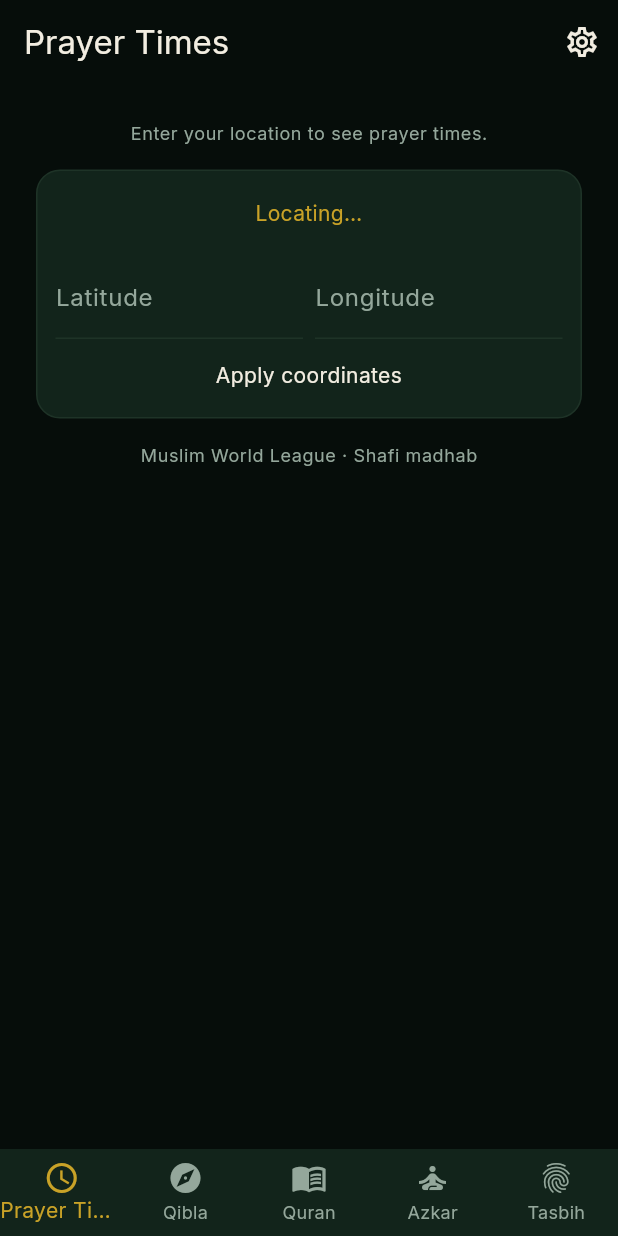
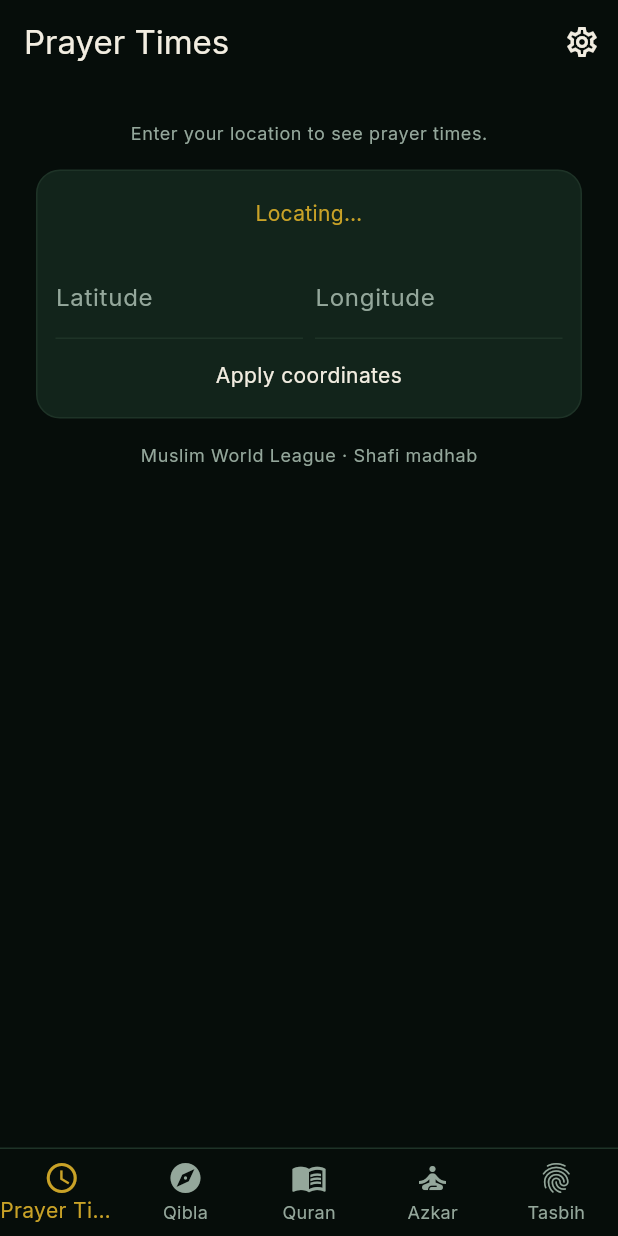
Before and after one commit to ajmalkhan6233-eng/noor_app, a Flutter app: the screen it shows after launch, after a tap on "Use my location", on a phone screen of 412 x 824 dp. Run offline on Flutter 3.47's test engine with Material 3 defaults, Android fonts, the phone set to English and light mode, and no system bars; our stand-ins replace adhan, equatable, flutter_bloc, flutter_compass, flutter_secure_storage, geolocator and 1 more; accounts and stored records are empty.

Commit message:
Extend redesign polish: nav, qibla, settings, azkar, quran, about
Apply the ink/card/hairline/gold palette to remaining screens: bottom
nav border and tint, qibla screen card wrap, settings screen restructured
into cards with the shared sage SectionHeader, azkar and quran screens
carded with Amiri Arabic text and directive empty/error copy, and the
About screen now credits the three bundled SIL OFL typefaces alongside
the licence page entry.

```diff
--- a/lib/features/azkar/presentation/azkar_screen.dart
+++ b/lib/features/azkar/presentation/azkar_screen.dart
@@ -31,9 +31,9 @@ class _AzkarView extends StatelessWidget {
   @override
   Widget build(BuildContext context) {
     return Scaffold(
-      backgroundColor: AppColors.background,
+      backgroundColor: AppColors.ink,
       body: Padding(
-        padding: const EdgeInsets.all(16),
+        padding: const EdgeInsets.all(24),
         child: Column(
           children: [
             const AzkarCategorySelector(),
@@ -43,7 +43,7 @@ class _AzkarView extends StatelessWidget {
                 builder: (context, state) {
                   if (state.isLoading) {
                     return const Center(
-                      child: CircularProgressIndicator(color: AppColors.accent),
+                      child: CircularProgressIndicator(color: AppColors.gold),
                     );
                   }
                   if (state.items.isEmpty) {
--- a/lib/features/azkar/presentation/widgets/azkar_empty_state.dart
+++ b/lib/features/azkar/presentation/widgets/azkar_empty_state.dart
@@ -5,6 +5,7 @@
 import 'package:flutter/material.dart';
 
 import '../../../../core/constants/app_colors.dart';
+import '../../../../core/presentation/widgets/app_card.dart';
 
 class AzkarEmptyState extends StatelessWidget {
   const AzkarEmptyState({super.key});
@@ -17,17 +18,17 @@ class AzkarEmptyState extends StatelessWidget {
     return Semantics(
       liveRegion: true,
       label: message,
-      child: const Padding(
+      child: const AppCard(
         padding: EdgeInsets.symmetric(vertical: 48, horizontal: 24),
         child: Column(
           mainAxisSize: MainAxisSize.min,
           children: [
-            Icon(Icons.menu_book_outlined, color: AppColors.textSecondary, size: 40),
+            Icon(Icons.menu_book_outlined, color: AppColors.sage, size: 40),
             SizedBox(height: 16),
             Text(
               message,
               textAlign: TextAlign.center,
-              style: TextStyle(color: AppColors.textSecondary),
+              style: TextStyle(color: AppColors.sage),
             ),
           ],
         ),
--- a/lib/features/home/presentation/home_dashboard.dart
+++ b/lib/features/home/presentation/home_dashboard.dart
@@ -71,11 +71,17 @@ class _HomeDashboardState extends State<HomeDashboard> {
         ],
       ),
       body: IndexedStack(index: _selectedIndex, children: _screens),
-      bottomNavigationBar: BottomNavigationBar(
+      bottomNavigationBar: Container(
+        decoration: const BoxDecoration(
+          color: AppColors.ink,
+          border: Border(top: BorderSide(color: AppColors.hairline)),
+        ),
+        child: BottomNavigationBar(
           type: BottomNavigationBarType.fixed,
-        backgroundColor: AppColors.surface,
-        selectedItemColor: AppColors.accent,
-        unselectedItemColor: AppColors.textSecondary,
+          backgroundColor: AppColors.ink,
+          elevation: 0,
+          selectedItemColor: AppColors.gold,
+          unselectedItemColor: AppColors.sage,
           currentIndex: _selectedIndex,
           onTap: (index) => setState(() => _selectedIndex = index),
           items: [
@@ -85,6 +91,7 @@ class _HomeDashboardState extends State<HomeDashboard> {
             _tab(Icons.self_improvement, AppStrings.azkarScreenTitle),
             _tab(Icons.fingerprint, AppStrings.tasbihScreenTitle),
           ],
+        ),
       ),
     );
   }
--- a/lib/features/qibla/logic/qibla_cubit/qibla_cubit.dart
+++ b/lib/features/qibla/logic/qibla_cubit/qibla_cubit.dart
@@ -34,9 +34,7 @@ class QiblaCubit extends Cubit<QiblaState> {
       emit(
         state.copyWith(
           isResolvingLocation: false,
-          locationError:
-              'Location unavailable — enable location services to see '
-              'the qibla direction.',
+          locationError: 'Enable location to see the qibla direction.',
         ),
       );
       return;
--- a/lib/features/qibla/presentation/qibla_screen.dart
+++ b/lib/features/qibla/presentation/qibla_screen.dart
@@ -5,6 +5,7 @@ import 'package:flutter_bloc/flutter_bloc.dart';
 
 import '../../../core/constants/app_colors.dart';
 import '../../../core/constants/app_strings.dart';
+import '../../../core/presentation/widgets/app_card.dart';
 import '../../../core/sensors/compass_reading.dart';
 import '../logic/qibla_cubit/qibla_cubit.dart';
 import '../logic/qibla_cubit/qibla_state.dart';
@@ -33,10 +34,16 @@ class _QiblaView extends StatelessWidget {
   @override
   Widget build(BuildContext context) {
     return Scaffold(
-      backgroundColor: AppColors.background,
-      body: Center(
-        child: BlocBuilder<QiblaCubit, QiblaState>(
-          builder: (context, state) => _buildBody(state),
+      backgroundColor: AppColors.ink,
+      body: Padding(
+        padding: const EdgeInsets.all(24),
+        child: Center(
+          child: BlocBuilder<QiblaCubit, QiblaState>(
+            builder: (context, state) => AppCard(
+              padding: const EdgeInsets.all(24),
+              child: _buildBody(state),
+            ),
+          ),
         ),
       ),
     );
@@ -47,19 +54,16 @@ class _QiblaView extends StatelessWidget {
       return Semantics(
         liveRegion: true,
         label: state.locationError,
-        child: Padding(
-          padding: const EdgeInsets.symmetric(horizontal: 24),
-          child: Text(
-            state.locationError!,
-            textAlign: TextAlign.center,
-            style: const TextStyle(color: AppColors.textSecondary),
-          ),
+        child: Text(
+          state.locationError!,
+          textAlign: TextAlign.center,
+          style: const TextStyle(color: AppColors.sage),
         ),
       );
     }
 
     if (state.bearingDegrees == null || state.distanceKm == null) {
-      return const CircularProgressIndicator(color: AppColors.accent);
+      return const CircularProgressIndicator(color: AppColors.gold);
     }
 
     return Column(
@@ -81,14 +85,14 @@ class _QiblaView extends StatelessWidget {
         Text(
           AppStrings.qiblaNoCompassMessage,
           textAlign: TextAlign.center,
-          style: TextStyle(color: AppColors.textSecondary),
+          style: TextStyle(color: AppColors.sage),
         ),
       ];
     }
 
     final rotation = state.needleRotationDegrees;
     if (rotation == null) {
-      return const [CircularProgressIndicator(color: AppColors.accent)];
+      return const [CircularProgressIndicator(color: AppColors.gold)];
     }
 
     final trustworthy = state.compassAccuracy == CompassAccuracy.good;
--- a/lib/features/quran/presentation/quran_screen.dart
+++ b/lib/features/quran/presentation/quran_screen.dart
@@ -4,6 +4,7 @@ import 'package:flutter/material.dart';
 import 'package:flutter_bloc/flutter_bloc.dart';
 
 import '../../../core/constants/app_colors.dart';
+import '../../../core/presentation/widgets/app_card.dart';
 import '../logic/quran_cubit/quran_cubit.dart';
 import '../logic/quran_cubit/quran_state.dart';
 import 'surah_reader_screen.dart';
@@ -31,14 +32,14 @@ class _QuranView extends StatelessWidget {
   @override
   Widget build(BuildContext context) {
     return Scaffold(
-      backgroundColor: AppColors.background,
+      backgroundColor: AppColors.ink,
       body: Padding(
-        padding: const EdgeInsets.all(16),
+        padding: const EdgeInsets.all(24),
         child: BlocBuilder<QuranCubit, QuranState>(
           builder: (context, state) {
             if (state.isLoading) {
               return const Center(
-                child: CircularProgressIndicator(color: AppColors.accent),
+                child: CircularProgressIndicator(color: AppColors.gold),
               );
             }
             if (!state.isImported) {
@@ -72,9 +73,12 @@ class _SurahIndex extends StatelessWidget {
   Widget build(BuildContext context) {
     return Column(
       children: [
+        AppCard(
+          child: Column(
+            children: [
               const QuranSearchBar(),
-        const SizedBox(height: 12),
-        if (state.lastRead != null)
+              if (state.lastRead != null) ...[
+                const SizedBox(height: 8),
                 Semantics(
                   label:
                       'Continue reading: Surah ${state.lastRead!.surahId}, '
@@ -85,10 +89,15 @@ class _SurahIndex extends StatelessWidget {
                     child: Text(
                       'Continue: Surah ${state.lastRead!.surahId}, '
                       'Ayah ${state.lastRead!.ayahNumber}',
-                style: const TextStyle(color: AppColors.accent),
+                      style: const TextStyle(color: AppColors.gold),
                     ),
                   ),
                 ),
+              ],
+            ],
+          ),
+        ),
+        const SizedBox(height: 16),
         Expanded(
           child: ListView(
             children: [
--- a/lib/features/quran/presentation/widgets/quran_import_notice.dart
+++ b/lib/features/quran/presentation/widgets/quran_import_notice.dart
@@ -7,6 +7,7 @@
 import 'package:flutter/material.dart';
 
 import '../../../../core/constants/app_colors.dart';
+import '../../../../core/presentation/widgets/app_card.dart';
 import '../../data/quran_import_status.dart';
 
 class QuranImportNotice extends StatelessWidget {
@@ -17,33 +18,31 @@ class QuranImportNotice extends StatelessWidget {
   @override
   Widget build(BuildContext context) {
     final message = switch (status) {
-      QuranAssetMissing() =>
-        'The Quran feature is not yet set up on this device — no '
-            'source text file has been added.',
+      QuranAssetMissing() => 'Add a Quran source file to enable this feature.',
       QuranVerificationFailed() =>
-        'The Quran text file on this device failed verification, so '
-            'it has not been loaded. Please reinstall or update the app.',
+        'Reinstall or update the app to restore the Quran text — the '
+            'file on this device did not pass verification.',
       QuranImported() => '',
     };
 
     return Semantics(
       liveRegion: true,
       label: message,
-      child: Padding(
+      child: AppCard(
         padding: const EdgeInsets.symmetric(vertical: 48, horizontal: 24),
         child: Column(
           mainAxisSize: MainAxisSize.min,
           children: [
             const Icon(
               Icons.menu_book_outlined,
-              color: AppColors.textSecondary,
+              color: AppColors.sage,
               size: 40,
             ),
             const SizedBox(height: 16),
             Text(
               message,
               textAlign: TextAlign.center,
-              style: const TextStyle(color: AppColors.textSecondary),
+              style: const TextStyle(color: AppColors.sage),
             ),
           ],
         ),
--- a/lib/features/settings/presentation/widgets/about_donate_section.dart
+++ b/lib/features/settings/presentation/widgets/about_donate_section.dart
@@ -7,6 +7,7 @@
 import 'package:flutter/material.dart';
 
 import '../../../../core/constants/app_colors.dart';
+import '../../../../core/presentation/widgets/app_card.dart';
 import '../../../../core/utils/semantics_helpers.dart';
 import '../about_screen.dart';
 
@@ -15,7 +16,8 @@ class AboutDonateSection extends StatelessWidget {
 
   @override
   Widget build(BuildContext context) {
-    return Column(
+    return AppCard(
+      child: Column(
         crossAxisAlignment: CrossAxisAlignment.stretch,
         children: [
           SemanticButton(
@@ -37,6 +39,7 @@ class AboutDonateSection extends StatelessWidget {
             ),
           ),
         ],
+      ),
     );
   }
 
```
Also changed, not shown: lib/features/azkar/presentation/widgets/azkar_item_tile.dart (+14 -11 lines), lib/features/quran/presentation/widgets/ayah_tile.dart (+10 -9 lines), lib/features/quran/presentation/widgets/surah_list_tile.dart (+7 -4 lines), lib/features/settings/presentation/about_screen.dart (+70 -24 lines), lib/features/settings/presentation/settings_screen.dart (+26 -42 lines). Lines whose indentation alone changed are shown as unchanged.
